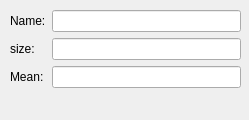
The window that CiaicMemorias/InformationAboutTableWindow.ui (irgNemo/oscarMariscal) describes before a commit, drawn with Qt 5.
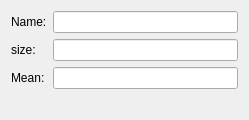
The same window after the commit.

Diff of the .ui file:
```diff
--- a/CiaicMemorias/InformationAboutTableWindow.ui
+++ b/CiaicMemorias/InformationAboutTableWindow.ui
@@ -13,15 +13,8 @@
   <property name="windowTitle">
    <string>Form</string>
   </property>
-  <widget class="QWidget" name="layoutWidget">
-   <property name="geometry">
-    <rect>
-     <x>10</x>
-     <y>10</y>
-     <width>231</width>
-     <height>101</height>
-    </rect>
-   </property>
+  <layout class="QHBoxLayout" name="horizontalLayout">
+   <item>
    <layout class="QFormLayout" name="formLayout">
     <item row="0" column="0">
      <widget class="QLabel" name="label">
@@ -63,7 +56,8 @@
      <widget class="QLineEdit" name="lineEdit_Mean"/>
     </item>
    </layout>
-  </widget>
+   </item>
+  </layout>
  </widget>
  <resources/>
  <connections/>
```
Left out of the diff: 2 changed lines with no effect on the pictures. Lines whose indentation alone changed are shown as unchanged.
